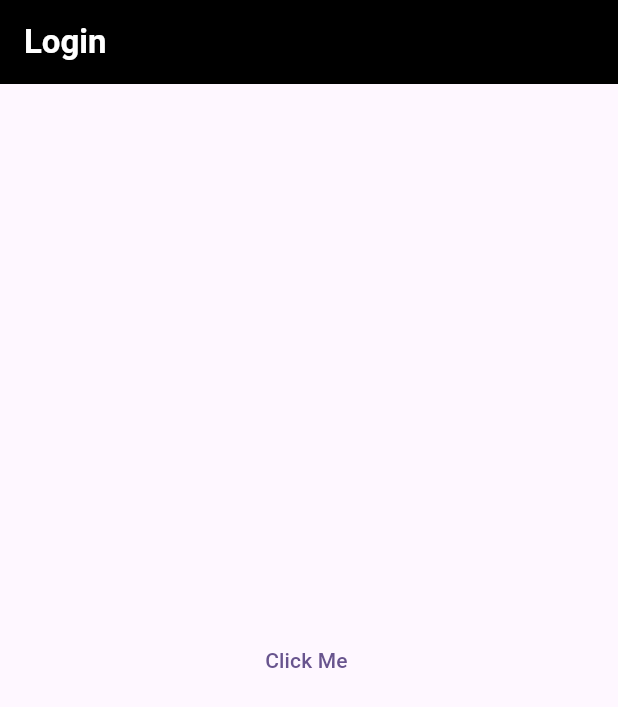
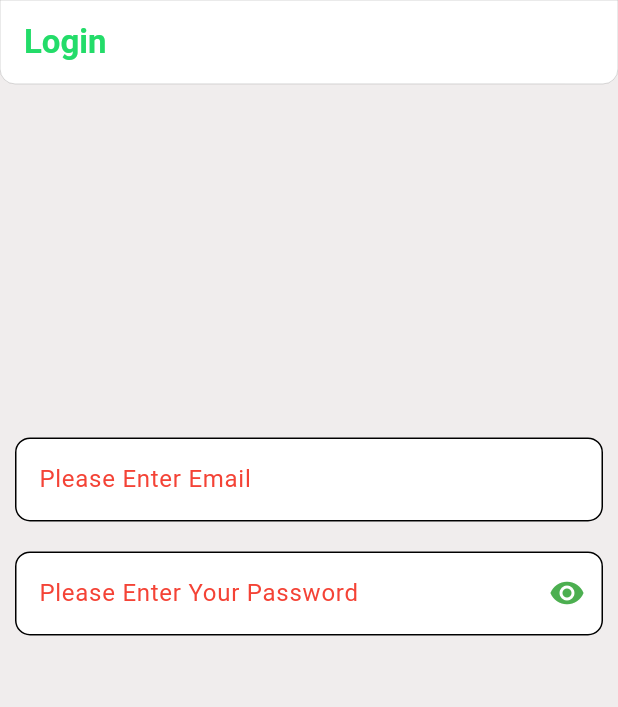
Before and after one commit to singhSumit6/mvvm_provider, a Flutter app: the screen it shows after launch, on a phone screen of 412 x 824 dp. Shown: the top 707 px of the screen. Run offline on Flutter 3.47's test engine with Material 3 defaults, Android fonts, the phone set to English and light mode, and no system bars; our stand-ins replace another_flushbar, fluttertoast.

Commit message:
minor changes

```diff
--- a/lib/main.dart
+++ b/lib/main.dart
@@ -1,4 +1,5 @@
 import 'package:flutter/material.dart';
+import 'package:mvvm_provider/res/app_colors.dart';
 import 'package:mvvm_provider/utils/routes/routes.dart';
 import 'package:mvvm_provider/utils/routes/routes_name.dart';
 
@@ -16,14 +17,18 @@ class MyApp extends StatelessWidget {
       debugShowCheckedModeBanner: false,
       title: 'Flutter Demo',
       theme: ThemeData(
-        appBarTheme: const AppBarTheme(
-            backgroundColor: Colors.black,
-            iconTheme: IconThemeData(color: Colors.white),
-            titleTextStyle: TextStyle(
-                color: Colors.white,
+        appBarTheme:  AppBarTheme(
+            backgroundColor: AppColors.white,
+            iconTheme:  IconThemeData(color: AppColors.black),
+            shape: const OutlineInputBorder(
+              borderSide: BorderSide(color: Colors.black, width: 0.1),
+              borderRadius: BorderRadius.only(bottomLeft: Radius.circular(10), bottomRight: Radius.circular(10))
+            ),
+            titleTextStyle:  TextStyle(
+                color: AppColors.primaryColor,
                 fontWeight: FontWeight.bold,
                 fontSize: 22)),
-        useMaterial3: true, colorScheme: ColorScheme.fromSeed(seedColor: Colors.deepPurple).copyWith(background: const Color.fromARGB(255, 0, 0, 0))
+        useMaterial3: true, colorScheme: ColorScheme.fromSeed(seedColor: Colors.deepPurple).copyWith(background: Colors.white)
       ),
       initialRoute: RoutesName.login,
       onGenerateRoute: Routes.generateRoute,
--- /dev/null
+++ b/lib/res/app_colors.dart
@@ -0,0 +1,7 @@
+import 'package:flutter/material.dart';
+
+class AppColors{
+  static Color primaryColor = const Color(0xFF23dc69);
+  static Color black = const Color(0x0ff00000);
+  static Color white = Colors.white;
+}
--- a/lib/utils/utils.dart
+++ b/lib/utils/utils.dart
@@ -3,19 +3,20 @@ import 'package:another_flushbar/flushbar_route.dart';
 import 'package:flutter/material.dart';
 import 'package:fluttertoast/fluttertoast.dart';
 
-class Utils{
-
-
-static showToast(String message){
-  Fluttertoast.showToast(msg: message, toastLength: Toast.LENGTH_LONG,
+class Utils {
+  static showToast(String message) {
+    Fluttertoast.showToast(
+      msg: message,
+      toastLength: Toast.LENGTH_LONG,
       backgroundColor: Colors.blue,
       textColor: Colors.white,
-
     );
   }
 
-static showFlushbarErrorMsg(BuildContext context, String message){
-  showFlushbar(context: context, flushbar: Flushbar(
+  static showFlushbarErrorMsg(BuildContext context, String message) {
+    showFlushbar(
+        context: context,
+        flushbar: Flushbar(
           icon: const Icon(Icons.error, color: Colors.white),
           message: message,
           backgroundColor: Colors.red,
@@ -26,4 +27,8 @@ static showFlushbarErrorMsg(BuildContext context, String message){
         )..show(context));
   }
 
+  static filedFocusChange(BuildContext context, FocusNode from, FocusNode to) {
+    from.unfocus();
+    FocusScope.of(context).requestFocus(to);
   }
+}
--- a/lib/view/login_screen.dart
+++ b/lib/view/login_screen.dart
@@ -1,5 +1,5 @@
 import 'package:flutter/material.dart';
-import 'package:mvvm_provider/utils/routes/routes_name.dart';
+import 'package:mvvm_provider/utils/utils.dart';
 
 class LoginScreen extends StatefulWidget {
   const LoginScreen({super.key});
@@ -9,14 +9,90 @@ class LoginScreen extends StatefulWidget {
 }
 
 class _LoginScreenState extends State<LoginScreen> {
+  final TextEditingController _emailController = TextEditingController();
+  final TextEditingController _passwordController = TextEditingController();
+
+  final FocusNode _emailNode = FocusNode();
+  final FocusNode _passwordNode = FocusNode();
+
+  final ValueNotifier<bool> _obscurePassword = ValueNotifier(true);
+
   @override
   Widget build(BuildContext context) {
+    final height = MediaQuery.of(context).size.height*1;
     return Scaffold(
       appBar: AppBar(title: const Text('Login')),
-      body: Center(
-          child: TextButton(
-              onPressed: () => Navigator.pushNamed(context, RoutesName.home),
-              child: const Text("Click Me "))),
+      backgroundColor: const Color.fromARGB(255, 240, 237, 237),
+      body: Padding(
+        padding: const EdgeInsets.symmetric(horizontal: 10, vertical: 5),
+        child: Column(
+          mainAxisAlignment: MainAxisAlignment.center,
+          children: [
+            TextFormField(
+              controller: _emailController,
+              keyboardType: TextInputType.emailAddress,
+              focusNode: _emailNode,
+              decoration: InputDecoration(
+                  hintText: 'Please Enter Email',
+                  filled: true,
+                  fillColor: Colors.white,
+                  focusColor: Colors.blue,
+                  hintStyle: const TextStyle(color: Colors.red),
+                  enabledBorder: const OutlineInputBorder(
+                      borderRadius: BorderRadius.all(Radius.circular(10)),
+                      borderSide: BorderSide(color: Colors.black)),
+                  focusedBorder: OutlineInputBorder(
+                    borderRadius: BorderRadius.circular(12),
+                    borderSide: const BorderSide(
+                      color: Colors.blue,
+                      width: 2,
+                    ),
+                  )),
+              onFieldSubmitted: (value) =>
+                  Utils.filedFocusChange(context, _emailNode, _passwordNode),
+            ),
+            const SizedBox(
+              height: 20,
+            ),
+            ValueListenableBuilder(
+                valueListenable: _obscurePassword,
+                builder: (context, value, child) {
+                  return TextFormField(
+                    controller: _passwordController,
+                    keyboardType: TextInputType.emailAddress,
+                    focusNode: _passwordNode,
+                    obscureText: value,
+                    decoration: InputDecoration(
+                        hintText: 'Please Enter Your Password',
+                        filled: true,
+                        fillColor: Colors.white,
+                        focusColor: Colors.blue,
+                        hintStyle: const TextStyle(color: Colors.red),
+                        suffixIcon: IconButton(
+                            onPressed: () {
+                              _obscurePassword.value = !_obscurePassword.value;
+                            },
+                            icon: value
+                                ? const Icon(Icons.visibility,
+                                    color: Colors.green)
+                                : const Icon(Icons.visibility_off,
+                                    color: Colors.red)),
+                        enabledBorder: const OutlineInputBorder(
+                            borderRadius: BorderRadius.all(Radius.circular(10)),
+                            borderSide: BorderSide(color: Colors.black)),
+                        focusedBorder: OutlineInputBorder(
+                          borderRadius: BorderRadius.circular(12),
+                          borderSide: const BorderSide(
+                            color: Colors.blue,
+                            width: 2,
+                          ),
+                        )),
+                  );
+                }),
+                Container(height: height*.2)
+          ],
+        ),
+      ),
     );
   }
 }
```
Lines whose indentation alone changed are shown as unchanged.
